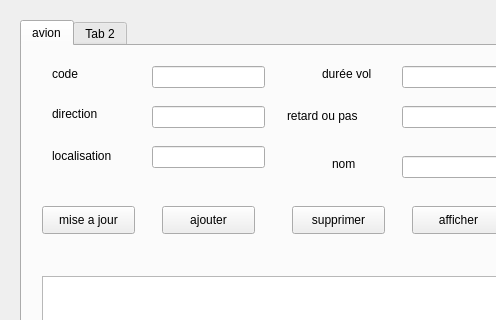
The window that avion.ui (imeneziedi/imeneziedi) describes before a commit, drawn with Qt 5; both pictures show x 0 to 496 and y 0 to 320 of the 1098 by 600 pixel window.
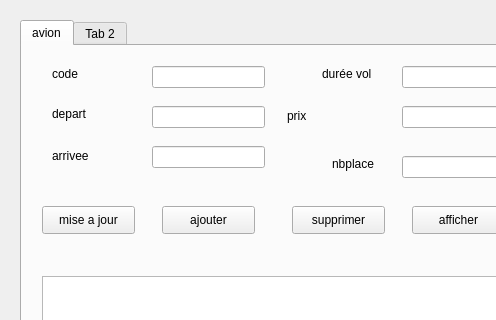
The same window after the commit.

Patch:
```diff
--- a/avion.ui
+++ b/avion.ui
@@ -40,7 +40,7 @@
        </rect>
       </property>
       <property name="text">
-       <string>direction</string>
+       <string>depart</string>
       </property>
      </widget>
      <widget class="QLabel" name="label_2">
@@ -109,7 +109,7 @@
        </rect>
       </property>
       <property name="text">
-       <string>localisation</string>
+       <string>arrivee</string>
       </property>
      </widget>
      <widget class="QLabel" name="label_4">
@@ -145,7 +145,7 @@
        </rect>
       </property>
       <property name="text">
-       <string>retard ou pas</string>
+       <string>prix</string>
       </property>
      </widget>
      <widget class="QLabel" name="label_6">
@@ -158,7 +158,7 @@
        </rect>
       </property>
       <property name="text">
-       <string>nom</string>
+       <string>nbplace</string>
       </property>
      </widget>
      <widget class="QLineEdit" name="lineEdit_5">
```
Left out of the diff: 3 changed lines with no effect on the pictures.
